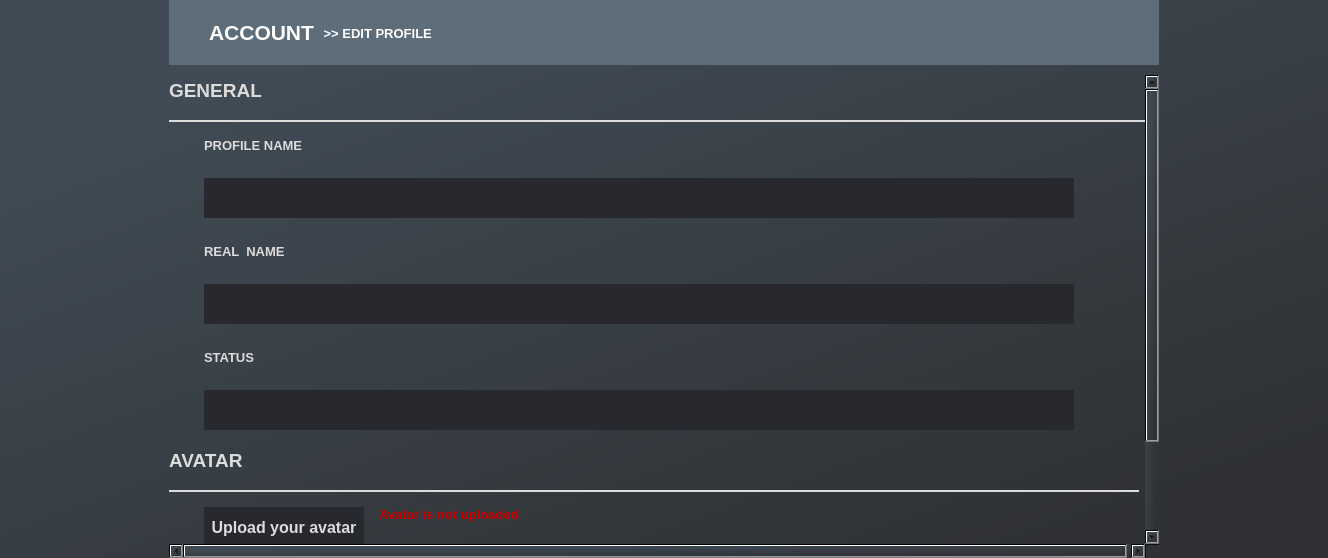
This is editprofile.ui in M1chaelDunaev/desktop_client as Qt 5 draws it before an edit. The edited form follows.
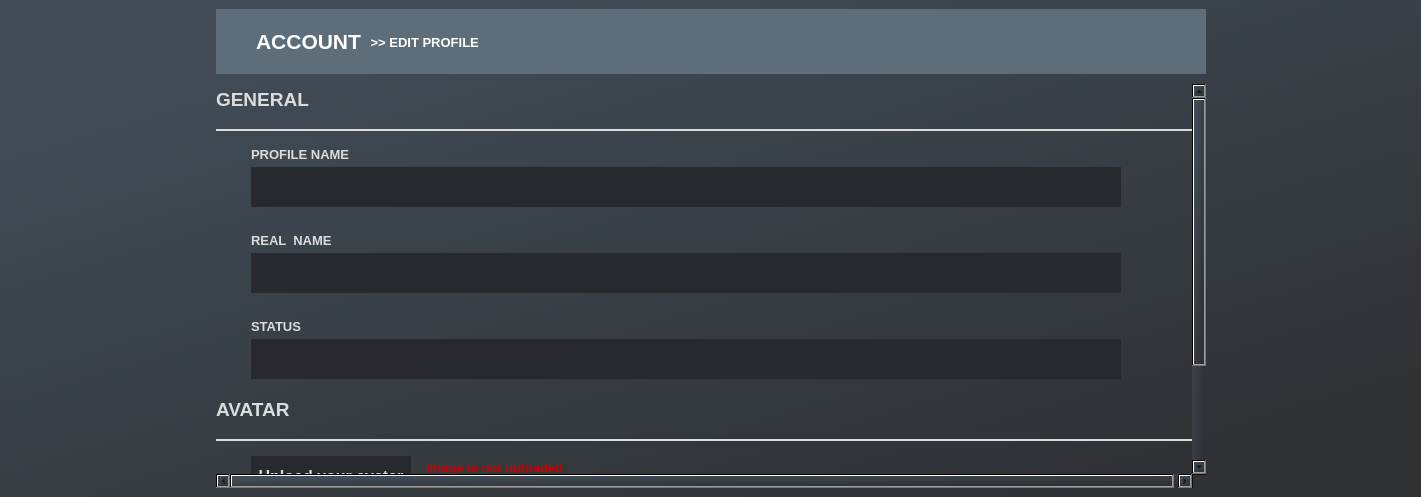
This is the edited form.

```diff
--- a/editprofile.ui
+++ b/editprofile.ui
@@ -6,34 +6,51 @@
    <rect>
     <x>0</x>
     <y>0</y>
-    <width>1328</width>
-    <height>558</height>
+    <width>1421</width>
+    <height>497</height>
    </rect>
   </property>
   <property name="windowTitle">
    <string>Form</string>
   </property>
+  <property name="autoFillBackground">
+   <bool>false</bool>
+  </property>
+  <property name="styleSheet">
+   <string notr="true">QWidget{background-color: qlineargradient(spread:pad, x1:0.1025, y1:0.21, x2:0.773, y2:0.982955, stop:0 rgba(64, 75, 85, 255), stop:1 rgba(47, 49, 52, 255));
+border: 0px;
+	background-color: rgba(0, 0, 0, 0);
+
+}
+</string>
+  </property>
+  <layout class="QVBoxLayout" name="verticalLayout_15">
+   <property name="spacing">
+    <number>0</number>
+   </property>
+   <property name="leftMargin">
+    <number>0</number>
+   </property>
+   <property name="topMargin">
+    <number>0</number>
+   </property>
+   <property name="rightMargin">
+    <number>0</number>
+   </property>
+   <property name="bottomMargin">
+    <number>0</number>
+   </property>
+   <item>
+    <widget class="QWidget" name="widget" native="true">
   <property name="styleSheet">
    <string notr="true">background-color: qlineargradient(spread:pad, x1:0.1025, y1:0.21, x2:0.773, y2:0.982955, stop:0 rgba(64, 75, 85, 255), stop:1 rgba(47, 49, 52, 255));</string>
   </property>
-  <layout class="QHBoxLayout" name="Main">
-   <property name="spacing">
-    <number>0</number>
-   </property>
-   <property name="leftMargin">
-    <number>0</number>
-   </property>
-   <property name="topMargin">
-    <number>0</number>
-   </property>
-   <property name="rightMargin">
-    <number>0</number>
-   </property>
-   <property name="bottomMargin">
-    <number>0</number>
-   </property>
+     <layout class="QVBoxLayout" name="verticalLayout_14">
    <item>
-    <layout class="QHBoxLayout" name="horizontalLayout_3">
+       <layout class="QHBoxLayout" name="horizontalLayout_10">
+        <property name="spacing">
+         <number>0</number>
+        </property>
      <item>
       <widget class="QLabel" name="LeftFiller_label">
        <property name="sizePolicy">
@@ -44,7 +61,7 @@
        </property>
        <property name="minimumSize">
         <size>
-         <width>55</width>
+            <width>10</width>
          <height>465</height>
         </size>
        </property>
@@ -85,7 +102,7 @@
           <string notr="true">background-color: rgb(93, 109, 122);
 color: rgb(255, 255, 255);</string>
          </property>
-         <widget class="QWidget" name="">
+            <widget class="QWidget" name="layoutWidget">
           <property name="geometry">
            <rect>
             <x>40</x>
@@ -145,6 +162,12 @@
        </item>
        <item>
         <widget class="QScrollArea" name="scrollArea">
+            <property name="sizePolicy">
+             <sizepolicy hsizetype="Fixed" vsizetype="Expanding">
+              <horstretch>0</horstretch>
+              <verstretch>0</verstretch>
+             </sizepolicy>
+            </property>
          <property name="minimumSize">
           <size>
            <width>990</width>
@@ -170,7 +193,7 @@
             <x>0</x>
             <y>0</y>
             <width>986</width>
-            <height>498</height>
+               <height>513</height>
            </rect>
           </property>
           <layout class="QVBoxLayout" name="verticalLayout_12">
@@ -269,8 +292,17 @@
                  </property>
                  <item>
                   <layout class="QVBoxLayout" name="verticalLayout">
+                      <property name="spacing">
+                       <number>5</number>
+                      </property>
                    <item>
                     <widget class="QLabel" name="ProfileName_label">
+                        <property name="sizePolicy">
+                         <sizepolicy hsizetype="Preferred" vsizetype="Fixed">
+                          <horstretch>0</horstretch>
+                          <verstretch>0</verstretch>
+                         </sizepolicy>
+                        </property>
                      <property name="minimumSize">
                       <size>
                        <width>111</width>
@@ -314,9 +346,19 @@
                        <height>40</height>
                       </size>
                      </property>
+                        <property name="font">
+                         <font>
+                          <family>Arial</family>
+                          <pointsize>12</pointsize>
+                         </font>
+                        </property>
                      <property name="styleSheet">
                       <string notr="true">background-color: rgb(39, 41, 47);
-border: 0px;</string>
+border: 0px;
+color: rgb(255, 255, 255);</string>
+                        </property>
+                        <property name="text">
+                         <string/>
                      </property>
                     </widget>
                    </item>
@@ -324,8 +366,17 @@
                  </item>
                  <item>
                   <layout class="QVBoxLayout" name="verticalLayout_2">
+                      <property name="spacing">
+                       <number>5</number>
+                      </property>
                    <item>
                     <widget class="QLabel" name="RealName_label">
+                        <property name="sizePolicy">
+                         <sizepolicy hsizetype="Preferred" vsizetype="Fixed">
+                          <horstretch>0</horstretch>
+                          <verstretch>0</verstretch>
+                         </sizepolicy>
+                        </property>
                      <property name="minimumSize">
                       <size>
                        <width>111</width>
@@ -369,9 +420,16 @@
                        <height>40</height>
                       </size>
                      </property>
+                        <property name="font">
+                         <font>
+                          <family>Arial</family>
+                          <pointsize>12</pointsize>
+                         </font>
+                        </property>
                      <property name="styleSheet">
                       <string notr="true">background-color: rgb(39, 41, 47);
-border: 0px;</string>
+border: 0px;
+color: rgb(255, 255, 255);</string>
                      </property>
                     </widget>
                    </item>
@@ -379,8 +437,17 @@
                  </item>
                  <item>
                   <layout class="QVBoxLayout" name="verticalLayout_3">
+                      <property name="spacing">
+                       <number>5</number>
+                      </property>
                    <item>
                     <widget class="QLabel" name="Status_label">
+                        <property name="sizePolicy">
+                         <sizepolicy hsizetype="Preferred" vsizetype="Fixed">
+                          <horstretch>0</horstretch>
+                          <verstretch>0</verstretch>
+                         </sizepolicy>
+                        </property>
                      <property name="minimumSize">
                       <size>
                        <width>111</width>
@@ -424,9 +491,17 @@
                        <height>40</height>
                       </size>
                      </property>
+                        <property name="font">
+                         <font>
+                          <family>Arial</family>
+                          <pointsize>12</pointsize>
+                         </font>
+                        </property>
                      <property name="styleSheet">
                       <string notr="true">background-color: rgb(39, 41, 47);
-border: 0px;</string>
+border: 0px;
+color: rgb(255, 255, 255);
+</string>
                      </property>
                     </widget>
                    </item>
@@ -476,7 +551,7 @@
                   <widget class="Line" name="line_2">
                    <property name="minimumSize">
                     <size>
-                     <width>970</width>
+                        <width>980</width>
                      <height>2</height>
                     </size>
                    </property>
@@ -574,10 +649,16 @@
                    </item>
                    <item>
                     <widget class="QLabel" name="UploadStatus_label">
+                        <property name="minimumSize">
+                         <size>
+                          <width>560</width>
+                          <height>61</height>
+                         </size>
+                        </property>
                      <property name="maximumSize">
                       <size>
-                       <width>600</width>
-                       <height>16777215</height>
+                          <width>560</width>
+                          <height>61</height>
                       </size>
                      </property>
                      <property name="font">
@@ -593,7 +674,7 @@
 background-color: rgba(0, 0, 0, 0);</string>
                      </property>
                      <property name="text">
-                      <string>Avatar is not uploaded</string>
+                         <string>Image is not uploaded</string>
                      </property>
                      <property name="alignment">
                       <set>Qt::AlignLeading|Qt::AlignLeft|Qt::AlignTop</set>
@@ -730,8 +811,24 @@
                <property name="text">
                 <string/>
                </property>
-              </widget>
-             </item>
+                  <property name="alignment">
+                   <set>Qt::AlignHCenter|Qt::AlignTop</set>
+                  </property>
+                 </widget>
+                </item>
+                <item>
+                 <spacer name="verticalSpacer_2">
+                  <property name="orientation">
+                   <enum>Qt::Vertical</enum>
+                  </property>
+                  <property name="sizeHint" stdset="0">
+                   <size>
+                    <width>20</width>
+                    <height>40</height>
+                   </size>
+                  </property>
+                 </spacer>
+                </item>
             </layout>
            </item>
           </layout>
@@ -743,14 +840,14 @@
      <item>
       <widget class="QLabel" name="RightFiller_label">
        <property name="sizePolicy">
-        <sizepolicy hsizetype="Expanding" vsizetype="Fixed">
+           <sizepolicy hsizetype="Expanding" vsizetype="Expanding">
          <horstretch>0</horstretch>
          <verstretch>0</verstretch>
         </sizepolicy>
        </property>
        <property name="minimumSize">
         <size>
-         <width>55</width>
+            <width>10</width>
          <height>465</height>
         </size>
        </property>
@@ -769,6 +866,9 @@
       </widget>
      </item>
     </layout>
+      </item>
+     </layout>
+    </widget>
    </item>
   </layout>
  </widget>
```
Left out of the diff: 35 changed lines with no effect on the pictures. Lines whose indentation alone changed are shown as unchanged.
